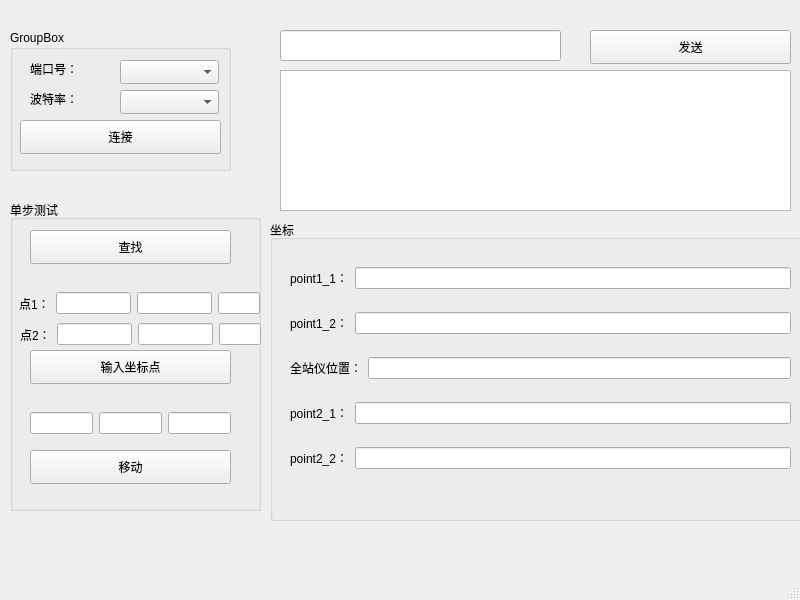
Before: the Qt Designer form window_station.ui in yxw-dev/win_serial, drawn with Qt 5.
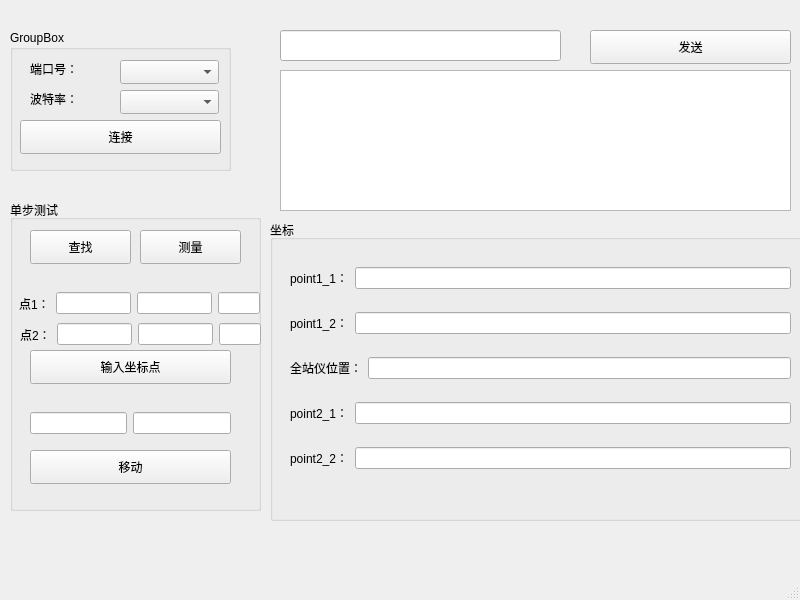
After: the same form once the commit is applied.

Commit message: 修改，解析返回值显示

```diff
--- a/window_station.ui
+++ b/window_station.ui
@@ -106,7 +106,7 @@
       <rect>
        <x>20</x>
        <y>30</y>
-       <width>201</width>
+       <width>101</width>
        <height>34</height>
       </rect>
      </property>
@@ -143,9 +143,6 @@
       <item>
        <widget class="QLineEdit" name="lineEdit_7"/>
       </item>
-      <item>
-       <widget class="QLineEdit" name="lineEdit_8"/>
-      </item>
      </layout>
     </widget>
     <widget class="QPushButton" name="input_point">
@@ -225,6 +222,19 @@
       </item>
      </layout>
     </widget>
+    <widget class="QPushButton" name="Meat_Button">
+     <property name="geometry">
+      <rect>
+       <x>130</x>
+       <y>30</y>
+       <width>101</width>
+       <height>34</height>
+      </rect>
+     </property>
+     <property name="text">
+      <string>测量</string>
+     </property>
+    </widget>
    </widget>
    <widget class="QGroupBox" name="groupBox_3">
     <property name="geometry">
```
The commit also changes 2 other files.
